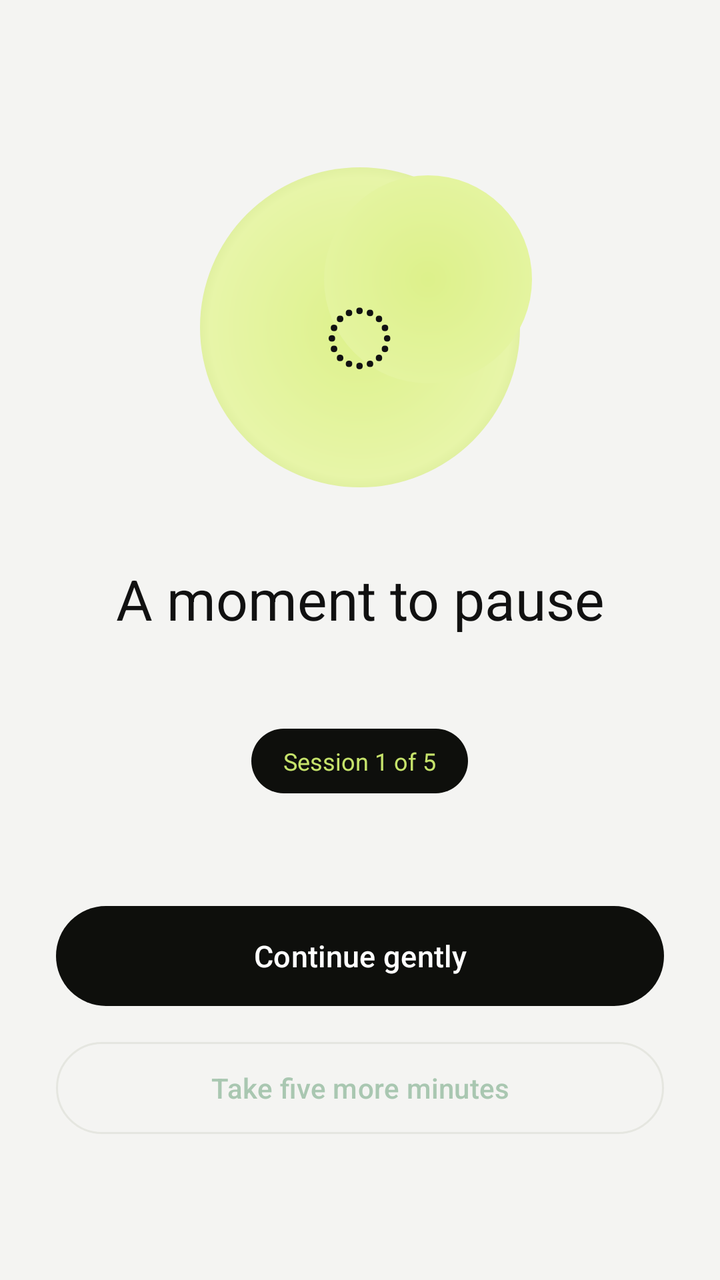
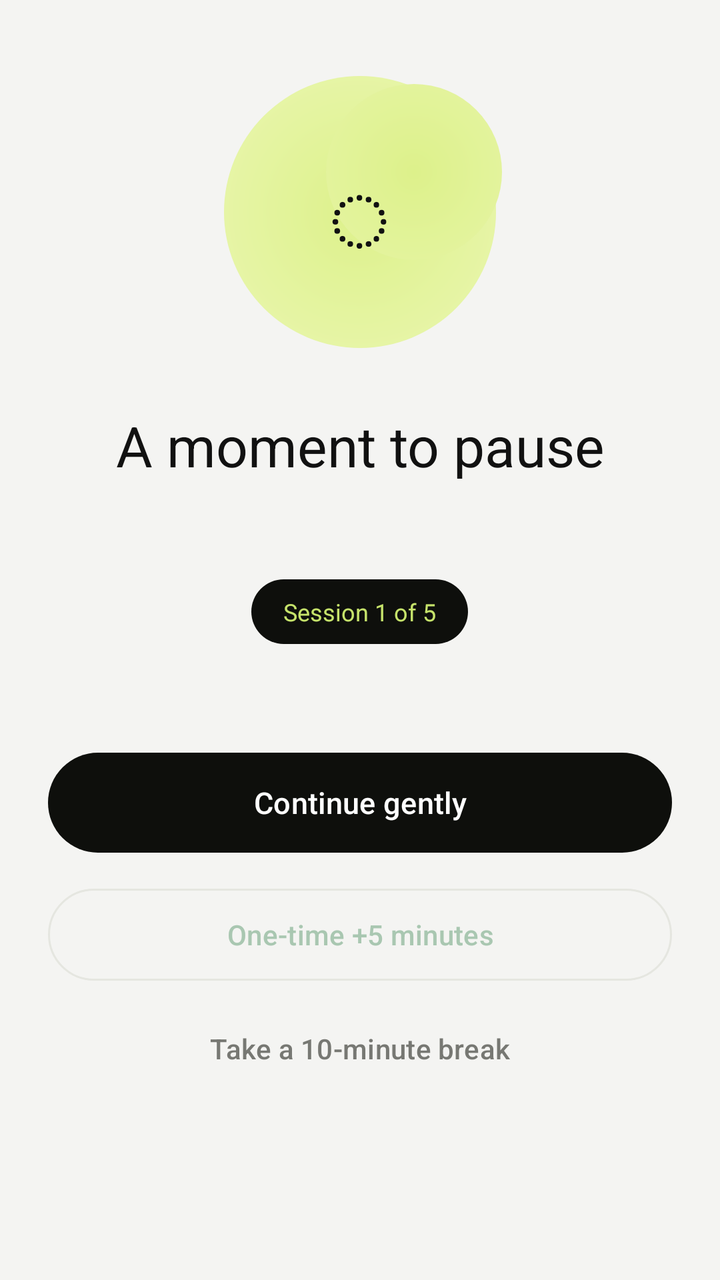

The first picture is an Android layout as it rendered before a commit; the second is the same layout after the commit. The layout source and the unified diff follow.
<!-- AndroidManifest.xml: activity theme Theme.ReelFocus -->
<!-- res/layout/activity_interrupt.xml -->
<?xml version="1.0" encoding="utf-8"?>
<LinearLayout xmlns:android="http://schemas.android.com/apk/res/android"
    xmlns:app="http://schemas.android.com/apk/res-auto"
    android:layout_width="match_parent" android:layout_height="match_parent"
    android:orientation="vertical" android:gravity="center" android:padding="28dp"
    android:background="@color/wellness_bg">
    <FrameLayout android:id="@+id/interrupt_orb" android:importantForAccessibility="no" android:layout_width="190dp" android:layout_height="190dp" android:layout_marginBottom="22dp">
        <View android:layout_width="160dp" android:layout_height="160dp" android:layout_gravity="center"
            android:background="@drawable/wellness_orb"/>
        <View android:layout_width="104dp" android:layout_height="104dp" android:layout_gravity="center"
            android:translationX="34dp" android:translationY="-24dp" android:background="@drawable/wellness_orb"/>
        <TextView android:layout_width="wrap_content" android:layout_height="wrap_content" android:layout_gravity="center"
            android:text="◌" android:textSize="62sp" android:textColor="@color/wellness_ink"/>
    </FrameLayout>
    <TextView android:id="@+id/interrupt_title" android:layout_width="match_parent" android:layout_height="wrap_content"
        android:text="A moment to pause" android:textSize="28sp" android:textColor="@color/wellness_ink"
        android:gravity="center" android:layout_marginBottom="12dp"/>
    <TextView android:id="@+id/interrupt_message" android:layout_width="match_parent" android:layout_height="wrap_content"
        android:textSize="15sp" android:textColor="@color/wellness_muted" android:gravity="center"
        android:lineSpacingMultiplier="1.5" android:layout_marginBottom="14dp"/>
    <TextView android:id="@+id/session_info" android:layout_width="wrap_content" android:layout_height="wrap_content"
        android:text="Session 1 of 5" android:textSize="12sp" android:textColor="@color/wellness_lime"
        android:background="@drawable/wellness_status_pill" android:paddingHorizontal="16dp"
        android:paddingVertical="8dp" android:layout_marginBottom="10dp"/>
    <TextView android:id="@+id/hint_text" android:layout_width="match_parent" android:layout_height="wrap_content"
        android:textSize="12sp" android:textColor="@color/wellness_muted" android:gravity="center"
        android:paddingHorizontal="8dp" android:layout_marginBottom="26dp"/>
    <com.google.android.material.button.MaterialButton android:id="@+id/stop_button"
        style="@style/Widget.ReelFocus.Button.Filled" android:layout_width="match_parent" android:layout_height="58dp"
        android:text="Continue gently" android:textSize="15sp" android:textAllCaps="false"
        app:cornerRadius="29dp" app:backgroundTint="@color/wellness_dark" android:textColor="#FFFFFF"/>
    <com.google.android.material.button.MaterialButton android:id="@+id/extend_button"
        style="@style/Widget.Material3.Button.OutlinedButton" android:layout_width="match_parent"
        android:layout_height="54dp" android:text="Take five more minutes" android:textAllCaps="false"
        android:textSize="14sp" app:cornerRadius="27dp" app:strokeColor="@color/wellness_border"
        android:layout_marginTop="10dp"/>
</LinearLayout>
<!-- resources referenced by this layout -->
<resources>
  <color name="wellness_bg">#F4F4F2</color>
  <color name="wellness_border">#E5E6E0</color>
  <color name="wellness_dark">#0E0F0C</color>
  <color name="wellness_ink">#111111</color>
  <color name="wellness_lime">#C6E36B</color>
  <color name="wellness_muted">#777873</color>
  <!-- drawable wellness_orb (drawable) -->
  <?xml version="1.0" encoding="utf-8"?>
  <shape xmlns:android="http://schemas.android.com/apk/res/android" android:shape="oval">
      <gradient android:type="radial" android:gradientRadius="150dp" android:centerColor="#E7F5A8" android:startColor="#DDF18B" android:endColor="#8BAE3E"/>
  </shape>
  <!-- drawable wellness_status_pill (drawable) -->
  <?xml version="1.0" encoding="utf-8"?>
  <shape xmlns:android="http://schemas.android.com/apk/res/android" android:shape="rectangle">
      <solid android:color="#0E0F0C"/>
      <corners android:radius="24dp"/>
  </shape>
  <style name="Widget.ReelFocus.Button.Filled" parent="Widget.Material3.Button">
          <item name="cornerRadius">28dp</item><item name="android:minHeight">56dp</item>
          <item name="android:stateListAnimator">@null</item><item name="elevation">0dp</item>
      </style>
  <color name="md_theme_primary">#A9C7B1</color>
  <color name="md_theme_on_primary">#1C3024</color>
  <color name="md_theme_primary_container">#31483A</color>
  <color name="md_theme_on_primary_container">#DCEBDF</color>
  <color name="md_theme_secondary">#C5B9D8</color>
  <color name="md_theme_on_secondary">#30283A</color>
  <color name="md_theme_secondary_container">#453B52</color>
  <color name="md_theme_on_secondary_container">#E9E0F2</color>
  <color name="md_theme_tertiary">#D6B9A9</color>
  <color name="md_theme_on_tertiary">#3B2A22</color>
  <color name="md_theme_tertiary_container">#574239</color>
  <color name="md_theme_on_tertiary_container">#F0DED4</color>
  <color name="md_theme_error">#DDA9A6</color>
  <color name="md_theme_on_error">#3C2020</color>
  <color name="md_theme_error_container">#573331</color>
  <color name="md_theme_on_error_container">#F4DAD7</color>
  <color name="md_theme_surface">#202923</color>
  <color name="md_theme_on_surface">#E7ECE7</color>
  <color name="md_theme_surface_variant">#2B352E</color>
  <color name="md_theme_on_surface_variant">#B5C0B7</color>
  <color name="md_theme_surface_container_highest">#3A463D</color>
  <color name="md_theme_background">#151C18</color>
  <color name="md_theme_on_background">#E7ECE7</color>
  <color name="md_theme_outline">#66776B</color>
  <color name="md_theme_outline_variant">#344139</color>
  <style name="ShapeAppearance.ReelFocus.SmallComponent" parent="ShapeAppearance.Material3.SmallComponent">
          <item name="cornerFamily">rounded</item><item name="cornerSize">18dp</item>
      </style>
  <style name="ShapeAppearance.ReelFocus.MediumComponent" parent="ShapeAppearance.Material3.MediumComponent">
          <item name="cornerFamily">rounded</item><item name="cornerSize">28dp</item>
      </style>
  <style name="ShapeAppearance.ReelFocus.LargeComponent" parent="ShapeAppearance.Material3.LargeComponent">
          <item name="cornerFamily">rounded</item><item name="cornerSize">38dp</item>
      </style>
  <!-- unchanged entries left out for length: 1 -->
</resources>

<!-- the commit's change to res/layout/activity_interrupt.xml (unified diff, before → after) -->
@@ -1,37 +1,60 @@
 <?xml version="1.0" encoding="utf-8"?>
-<LinearLayout xmlns:android="http://schemas.android.com/apk/res/android"
+<ScrollView xmlns:android="http://schemas.android.com/apk/res/android"
     xmlns:app="http://schemas.android.com/apk/res-auto"
-    android:layout_width="match_parent" android:layout_height="match_parent"
-    android:orientation="vertical" android:gravity="center" android:padding="28dp"
-    android:background="@color/wellness_bg">
-    <FrameLayout android:id="@+id/interrupt_orb" android:importantForAccessibility="no" android:layout_width="190dp" android:layout_height="190dp" android:layout_marginBottom="22dp">
-        <View android:layout_width="160dp" android:layout_height="160dp" android:layout_gravity="center"
-            android:background="@drawable/wellness_orb"/>
-        <View android:layout_width="104dp" android:layout_height="104dp" android:layout_gravity="center"
-            android:translationX="34dp" android:translationY="-24dp" android:background="@drawable/wellness_orb"/>
-        <TextView android:layout_width="wrap_content" android:layout_height="wrap_content" android:layout_gravity="center"
-            android:text="◌" android:textSize="62sp" android:textColor="@color/wellness_ink"/>
-    </FrameLayout>
-    <TextView android:id="@+id/interrupt_title" android:layout_width="match_parent" android:layout_height="wrap_content"
-        android:text="A moment to pause" android:textSize="28sp" android:textColor="@color/wellness_ink"
-        android:gravity="center" android:layout_marginBottom="12dp"/>
-    <TextView android:id="@+id/interrupt_message" android:layout_width="match_parent" android:layout_height="wrap_content"
-        android:textSize="15sp" android:textColor="@color/wellness_muted" android:gravity="center"
-        android:lineSpacingMultiplier="1.5" android:layout_marginBottom="14dp"/>
-    <TextView android:id="@+id/session_info" android:layout_width="wrap_content" android:layout_height="wrap_content"
-        android:text="Session 1 of 5" android:textSize="12sp" android:textColor="@color/wellness_lime"
-        android:background="@drawable/wellness_status_pill" android:paddingHorizontal="16dp"
-        android:paddingVertical="8dp" android:layout_marginBottom="10dp"/>
-    <TextView android:id="@+id/hint_text" android:layout_width="match_parent" android:layout_height="wrap_content"
-        android:textSize="12sp" android:textColor="@color/wellness_muted" android:gravity="center"
-        android:paddingHorizontal="8dp" android:layout_marginBottom="26dp"/>
-    <com.google.android.material.button.MaterialButton android:id="@+id/stop_button"
-        style="@style/Widget.ReelFocus.Button.Filled" android:layout_width="match_parent" android:layout_height="58dp"
-        android:text="Continue gently" android:textSize="15sp" android:textAllCaps="false"
-        app:cornerRadius="29dp" app:backgroundTint="@color/wellness_dark" android:textColor="#FFFFFF"/>
-    <com.google.android.material.button.MaterialButton android:id="@+id/extend_button"
-        style="@style/Widget.Material3.Button.OutlinedButton" android:layout_width="match_parent"
-        android:layout_height="54dp" android:text="Take five more minutes" android:textAllCaps="false"
-        android:textSize="14sp" app:cornerRadius="27dp" app:strokeColor="@color/wellness_border"
-        android:layout_marginTop="10dp"/>
-</LinearLayout>
+    android:layout_width="match_parent"
+    android:layout_height="match_parent"
+    android:fillViewport="true"
+    android:background="@color/wellness_bg"
+    android:clipToPadding="false">
+    <LinearLayout
+        android:layout_width="match_parent"
+        android:layout_height="wrap_content"
+        android:minHeight="match_parent"
+        android:orientation="vertical"
+        android:gravity="center_horizontal"
+        android:paddingStart="24dp"
+        android:paddingEnd="24dp"
+        android:paddingTop="28dp"
+        android:paddingBottom="28dp">
+        <FrameLayout
+            android:id="@+id/interrupt_orb"
+            android:importantForAccessibility="no"
+            android:layout_width="156dp"
+            android:layout_height="156dp"
+            android:layout_marginBottom="20dp">
+            <View android:layout_width="136dp" android:layout_height="136dp" android:layout_gravity="center"
+                android:background="@drawable/wellness_orb"/>
+            <View android:layout_width="88dp" android:layout_height="88dp" android:layout_gravity="center"
+                android:translationX="27dp" android:translationY="-20dp" android:background="@drawable/wellness_orb"/>
+            <TextView android:layout_width="wrap_content" android:layout_height="wrap_content" android:layout_gravity="center"
+                android:text="◌" android:textSize="54sp" android:textColor="@color/wellness_ink"/>
+        </FrameLayout>
+        <TextView android:id="@+id/interrupt_title" android:layout_width="match_parent" android:layout_height="wrap_content"
+            android:text="A moment to pause" android:textSize="28sp" android:textColor="@color/wellness_ink"
+            android:gravity="center" android:layout_marginBottom="12dp"/>
+        <TextView android:id="@+id/interrupt_message" android:layout_width="match_parent" android:layout_height="wrap_content"
+            android:textSize="15sp" android:textColor="@color/wellness_muted" android:gravity="center"
+            android:lineSpacingMultiplier="1.5" android:layout_marginBottom="16dp"/>
+        <TextView android:id="@+id/session_info" android:layout_width="wrap_content" android:layout_height="wrap_content"
+            android:text="Session 1 of 5" android:textSize="12sp" android:textColor="@color/wellness_lime"
+            android:background="@drawable/wellness_status_pill" android:paddingHorizontal="16dp"
+            android:paddingVertical="8dp" android:layout_marginBottom="10dp"/>
+        <TextView android:id="@+id/hint_text" android:layout_width="match_parent" android:layout_height="wrap_content"
+            android:textSize="12sp" android:textColor="@color/wellness_muted" android:gravity="center"
+            android:paddingHorizontal="8dp" android:layout_marginBottom="24dp"/>
+        <com.google.android.material.button.MaterialButton android:id="@+id/stop_button"
+            style="@style/Widget.ReelFocus.Button.Filled" android:layout_width="match_parent" android:layout_height="58dp"
+            android:text="Continue gently" android:textSize="15sp" android:textAllCaps="false"
+            app:cornerRadius="29dp" app:backgroundTint="@color/wellness_dark" android:textColor="#FFFFFF"/>
+        <com.google.android.material.button.MaterialButton android:id="@+id/extend_button"
+            style="@style/Widget.Material3.Button.OutlinedButton" android:layout_width="match_parent"
+            android:layout_height="54dp" android:text="One-time +5 minutes" android:textAllCaps="false"
+            android:textSize="14sp" app:cornerRadius="27dp" app:strokeColor="@color/wellness_border"
+            android:layout_marginTop="10dp"/>
+        <com.google.android.material.button.MaterialButton android:id="@+id/break_button"
+            style="@style/Widget.Material3.Button.TextButton" android:layout_width="match_parent"
+            android:layout_height="52dp" android:text="Take a 10-minute break" android:textAllCaps="false"
+            android:textSize="14sp" android:textColor="@color/wellness_muted"
+            app:cornerRadius="26dp" android:layout_marginTop="4dp"/>
+    </LinearLayout>
+</ScrollView>
